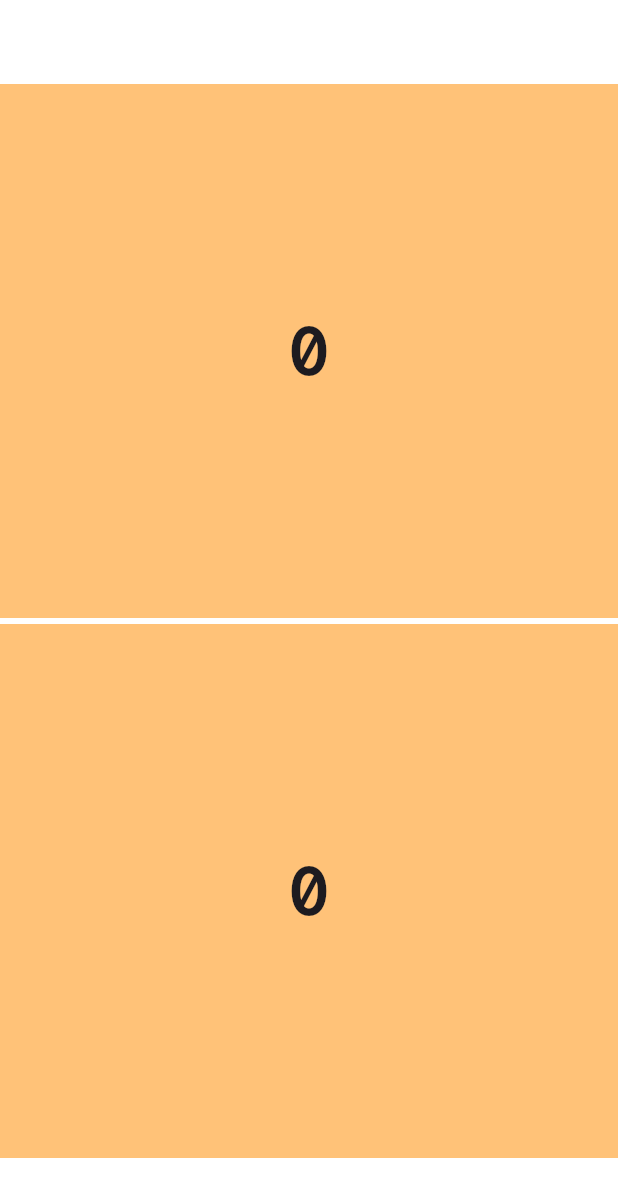
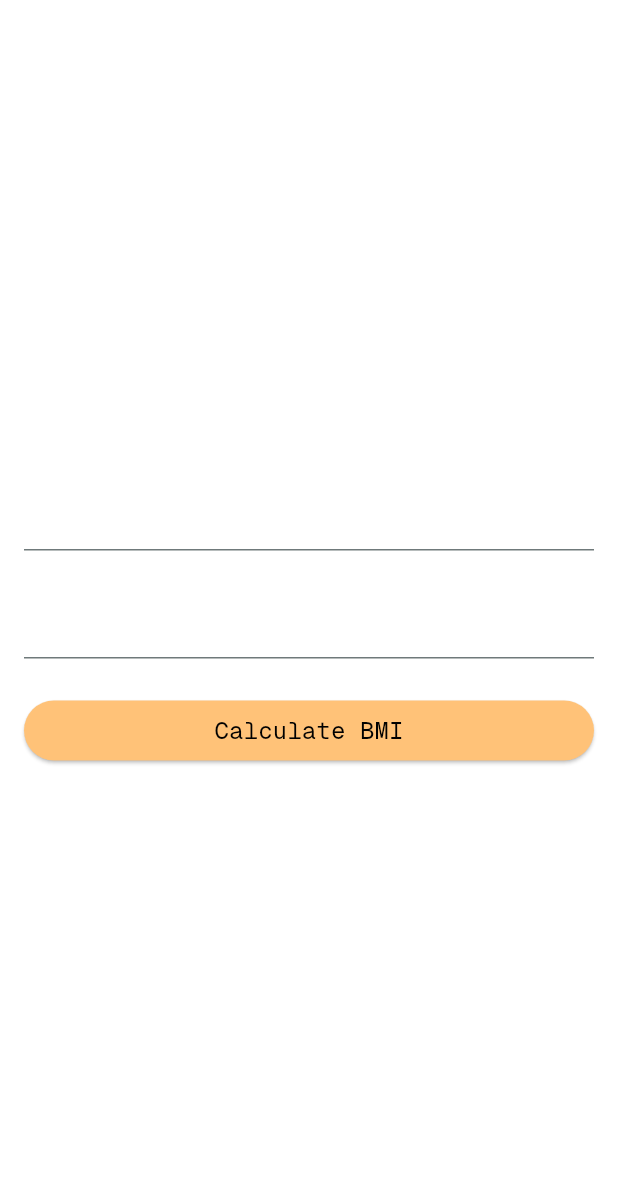
Before and after one commit to AmrTamer23/mob_app_assignments, a Flutter app: the screen it shows after launch, on a phone screen of 412 x 824 dp. Shown: the top 1197 px of the screen. Run offline on Flutter 3.47's test engine with Material 3 defaults, Android fonts, the phone set to English and light mode, and no system bars.

Commit message:
assignment-2 completed

```diff
--- a/lib/main.dart
+++ b/lib/main.dart
@@ -15,9 +15,19 @@ class MyApp extends StatelessWidget {
       title: 'Flutter Demo',
       debugShowCheckedModeBanner: false,
       theme: ThemeData(
-          colorScheme: ColorScheme.fromSeed(seedColor: Colors.deepPurple),
+          textTheme: const TextTheme(
+            bodyLarge: TextStyle(color: Colors.white),
+            bodyMedium: TextStyle(color: Colors.white),
+            bodySmall: TextStyle(color: Colors.white),
+          ),
+          colorScheme: ColorScheme.fromSeed(
+            seedColor: Colors.white,
+            primary: const Color(
+              0xffffc278,
+            ),
+          ),
           useMaterial3: true,
-          fontFamily: 'Geist-Mono'),
+          fontFamily: "Geist-Mono"),
       home: const Home(),
     );
   }
--- a/lib/screens/home.dart
+++ b/lib/screens/home.dart
@@ -1,157 +1,82 @@
 import 'package:flutter/material.dart';
-import 'dart:math';
 
 class Home extends StatefulWidget {
   const Home({super.key});
 
   @override
+  // ignore: library_private_types_in_public_api
   _HomeState createState() => _HomeState();
 }
 
 class _HomeState extends State<Home> {
-  int randomNumber1 = Random().nextInt(10);
-  int randomNumber2 = Random().nextInt(10);
-  int rightGuess = Random().nextInt(2);
-  Color containerColor1 = const Color.fromARGB(255, 255, 194, 120);
-  Color containerColor2 = const Color.fromARGB(255, 255, 194, 120);
+  TextEditingController weightController = TextEditingController();
+  TextEditingController heightController = TextEditingController();
+  double bmiResult = 0.0;
 
-  @override
-  void initState() {
-    super.initState();
-    reGenerateRandomNumbers();
+  void calculateBMI() {
+    double weight = double.tryParse(weightController.text) ?? 0.0;
+    double height = double.tryParse(heightController.text) ?? 0.0;
+    if (weight > 0 && height > 0) {
+      double bmi = weight / ((height / 100) * (height / 100));
+      setState(() {
+        bmiResult = bmi;
+      });
+    }
   }
 
-  void reGenerateRandomNumbers() {
-    setState(() {
-      randomNumber1 = Random().nextInt(10);
-      randomNumber2 = Random().nextInt(10);
-      rightGuess = Random().nextInt(2);
-    });
-    if (randomNumber1 == randomNumber2) reGenerateRandomNumbers();
-  }
-
-  void resetContainerColors() {
-    setState(() {
-      containerColor1 = const Color.fromARGB(255, 255, 194, 120);
-      containerColor2 = const Color.fromARGB(255, 255, 194, 120);
-    });
-  }
-
-  void actionAfterChoice(int choice) {
-    if (rightGuess == choice) {
-      setState(() {
-        containerColor1 = choice == 0 ? Colors.green : containerColor1;
-        containerColor2 = choice == 1 ? Colors.green : containerColor2;
-      });
-      showDialog(
-        context: context,
-        builder: (BuildContext context) {
-          return AlertDialog(
-            title: const Text(
-              'Congratulations!',
-              style: TextStyle(color: Colors.white),
-            ),
-            content: const Text(
-              'You guessed the right number!',
-              style: TextStyle(color: Colors.white),
-            ),
-            backgroundColor: Colors.green[700],
-            actions: [
-              TextButton(
-                onPressed: () {
-                  Navigator.of(context).pop();
-                  resetContainerColors();
-                },
-                child: const Text('OK', style: TextStyle(color: Colors.white)),
-              ),
-            ],
-          );
-        },
-      );
-    } else {
-      setState(() {
-        containerColor1 = choice == 0 ? Colors.red : containerColor1;
-        containerColor2 = choice == 1 ? Colors.red : containerColor2;
-      });
-      showDialog(
-        context: context,
-        builder: (BuildContext context) {
-          return AlertDialog(
-            title: const Text(
-              'Oops!',
-              style: TextStyle(color: Colors.white),
-            ),
-            content: const Text(
-              'You guessed the wrong number!',
-              style: TextStyle(color: Colors.white),
-            ),
-            backgroundColor: Colors.red[300],
-            actions: [
-              TextButton(
-                onPressed: () {
-                  Navigator.of(context).pop();
-                  resetContainerColors();
-                },
-                child: const Text('OK', style: TextStyle(color: Colors.white)),
-              ),
-            ],
-          );
-        },
-      );
-    }
-    reGenerateRandomNumbers();
-  }
+  static const Color primaryColor = Color.fromARGB(255, 255, 194, 120);
 
   @override
   Widget build(BuildContext context) {
     return Scaffold(
-      backgroundColor: const Color(0x000f0f0f),
-      extendBodyBehindAppBar: false,
       appBar: AppBar(
-        title: const Text('Guess The Number',
-            style: TextStyle(color: Colors.white)),
+        title: const Text(
+          'BMI Calculator',
+          style: TextStyle(color: Colors.white),
+        ),
         centerTitle: true,
         backgroundColor: const Color(0x000f0f0f),
       ),
+      backgroundColor: const Color(0x000f0f0f),
       body: Padding(
-        padding: const EdgeInsets.symmetric(),
+        padding: const EdgeInsets.all(16.0),
         child: Column(
-          crossAxisAlignment: CrossAxisAlignment.start,
+          mainAxisAlignment: MainAxisAlignment.center,
+          crossAxisAlignment: CrossAxisAlignment.stretch,
           children: [
-            GestureDetector(
-              onTap: () => actionAfterChoice(0),
-              child: Container(
-                height: MediaQuery.of(context).size.height * 0.5 -
-                    AppBar().preferredSize.height,
-                width: MediaQuery.of(context).size.width,
-                color: containerColor1,
-                alignment: Alignment.center,
-                child: Text(
-                  '$randomNumber1',
-                  style: const TextStyle(
-                      fontSize: 45.0, fontWeight: FontWeight.bold),
-                ),
+            TextField(
+              controller: weightController,
+              keyboardType: TextInputType.number,
+              decoration: const InputDecoration(
+                  labelText: 'Enter Weight (kg)',
+                  labelStyle: TextStyle(color: Colors.white)),
+              cursorColor: primaryColor,
+            ),
+            const SizedBox(height: 16.0),
+            TextField(
+              controller: heightController,
+              keyboardType: TextInputType.number,
+              decoration: const InputDecoration(
+                labelText: 'Enter Height (cm)',
+                labelStyle: TextStyle(color: Colors.white),
               ),
+              cursorColor: primaryColor,
             ),
-            Container(
-              height: 4.0,
-              width: MediaQuery.of(context).size.width,
-              color: Colors.transparent,
+            const SizedBox(height: 24.0),
+            ElevatedButton(
+              onPressed: () => calculateBMI(),
+              style: ButtonStyle(
+                  backgroundColor: MaterialStateProperty.all(
+                      const Color.fromARGB(255, 255, 194, 120))),
+              child: const Text('Calculate BMI',
+                  style: TextStyle(fontSize: 16.0, color: Colors.black)),
             ),
-            GestureDetector(
-              onTap: () => actionAfterChoice(1),
-              child: Container(
-                height: MediaQuery.of(context).size.height * 0.5 -
-                    AppBar().preferredSize.height,
-                width: MediaQuery.of(context).size.width,
-                color: containerColor2,
-                alignment: Alignment.center,
-                child: Text(
-                  '$randomNumber2',
-                  style: const TextStyle(
-                      fontSize: 45.0, fontWeight: FontWeight.bold),
-                ),
-              ),
+            const SizedBox(height: 24.0),
+            Text(
+              'BMI: ${bmiResult.toStringAsFixed(2)}',
+              style:
+                  const TextStyle(fontSize: 24.0, fontWeight: FontWeight.bold),
+              textAlign: TextAlign.center,
             ),
           ],
         ),
```
